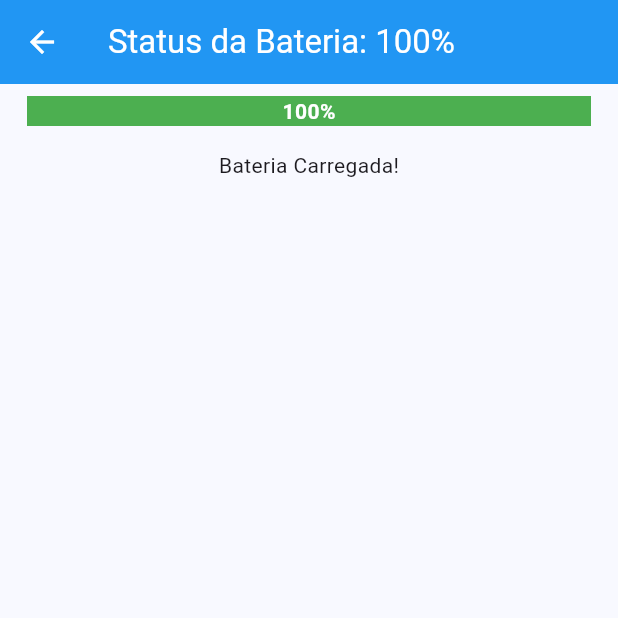
After one commit to gustavopalla/Learning-Flutter-Repository, a Flutter app: the BaterryPage screen opened directly, on a phone screen of 412 x 824 dp, the top half of it. The commit adds this screen. Run offline on Flutter 3.47's test engine with Material 3 defaults, Android fonts, the light colour scheme and no system bars; drawn by our look-alikes of percent_indicator; our stand-ins replace animated_text_kit, battery_plus, brasil_fields, convex_bottom_bar, font_awesome_flutter, google_fonts and 1 more; accounts and stored records are empty.

Commit message:
Adicionando a funçao que pega o status da bateria do celular

```diff
--- /dev/null
+++ b/lib/pages/batteryPage/baterry_page.dart
@@ -0,0 +1,75 @@
+import 'package:battery_plus/battery_plus.dart';
+import 'package:flutter/material.dart';
+import 'package:percent_indicator/linear_percent_indicator.dart';
+
+class BaterryPage extends StatefulWidget {
+  const BaterryPage({super.key});
+
+  @override
+  State<BaterryPage> createState() => _BaterryPageState();
+}
+
+class _BaterryPageState extends State<BaterryPage> {
+
+  var batteryLevel = Battery();
+  String statusBateria = '';
+
+  String mensagemBateria() {
+  if (statusBateria == '') return 'Carregando...';
+  int nivel = int.parse(statusBateria.replaceAll('%', ''));
+  if (nivel < 100) return 'Carregando...';
+  return 'Bateria Carregada!';
+}
+
+  @override
+  void initState() {
+    // TODO: implement initState
+    super.initState();
+    carregarDados();
+  }
+
+  carregarDados() async {
+    int nivelBateria = await batteryLevel.batteryLevel;
+    print('Nivel bateria: $nivelBateria');
+    setState(() {
+      statusBateria = '$nivelBateria%';
+    });
+  }
+
+  @override
+  Widget build(BuildContext context) {
+    return SafeArea(child:
+
+    Scaffold(
+      appBar: AppBar(
+        title: Text("Status da Bateria: ${statusBateria}"),
+      ),
+      body: Column(
+        children: [
+          Padding(
+            padding: const EdgeInsets.all(8.0),
+            child: Center(
+              child: new LinearPercentIndicator(
+                width: MediaQuery.of(context).size.width - 16,
+                animation: true,
+                lineHeight: 20.0,
+                animationDuration: 1000,
+                percent: (int.parse(statusBateria.replaceAll('%', '')) / 100),
+                center: Text(
+                  statusBateria,
+                  style: TextStyle(
+                      fontWeight: FontWeight.bold, color: Colors.white),
+                ),
+                progressColor: Colors.green,
+              ),
+            ),
+          ),
+          Padding(padding: EdgeInsets.all(8),
+          child: Text(mensagemBateria()))
+        ],
+      )
+      ),
+
+    );
+  }
+}
--- a/lib/shared/custom_drawer.dart
+++ b/lib/shared/custom_drawer.dart
@@ -1,3 +1,4 @@
+import 'package:appdioteste/pages/batteryPage/baterry_page.dart';
 import 'package:appdioteste/pages/configuracoes_page.dart';
 import 'package:appdioteste/pages/dados_cadastrais.dart';
 import 'package:appdioteste/pages/home_page.dart';
@@ -130,6 +131,17 @@ class CustomDrawer extends StatelessWidget {
                 },
               ),
               ListTile(
+                leading: const FaIcon(FontAwesomeIcons.batteryHalf),
+                title: const Text('Battery'),
+                onTap: () {
+                  Navigator.pop(context);
+                  Navigator.push(context, MaterialPageRoute(builder: (context) => const BaterryPage()));
+                  ScaffoldMessenger.of(context).showSnackBar(
+                  const SnackBar(content: Text('Baterry selecionado')),
+                  );
+                },
+              ),
+              ListTile(
                 leading: const Icon(Icons.post_add),
                 title: const Text('Posts'),
                 onTap: () {
--- a/pubspec.yaml
+++ b/pubspec.yaml
@@ -42,6 +42,7 @@ dependencies:
   animated_text_kit: ^4.3.0
   convex_bottom_bar: ^3.2.0
   brasil_fields: ^1.18.0
+  battery_plus: ^7.0.0
 
 dev_dependencies:
   flutter_test:
```
Also changed, not shown: pubspec.lock, 3 other files.
